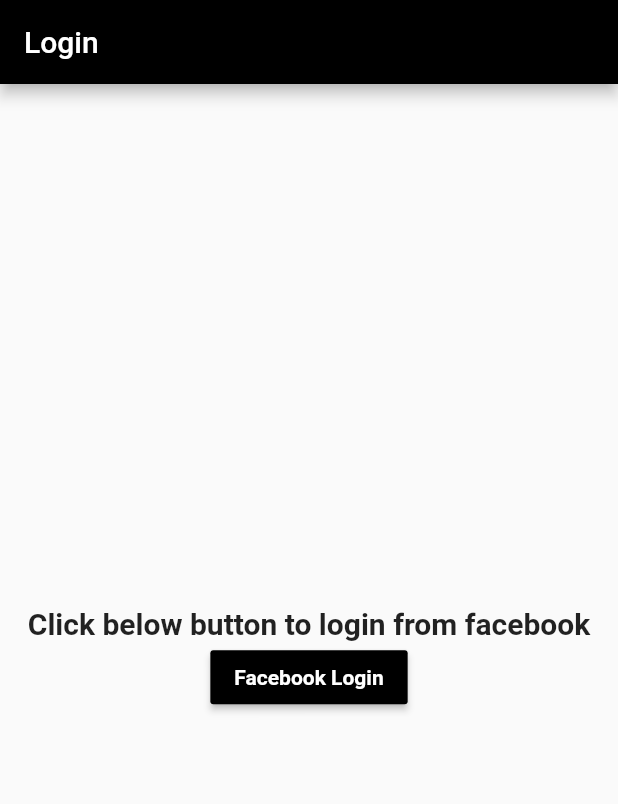
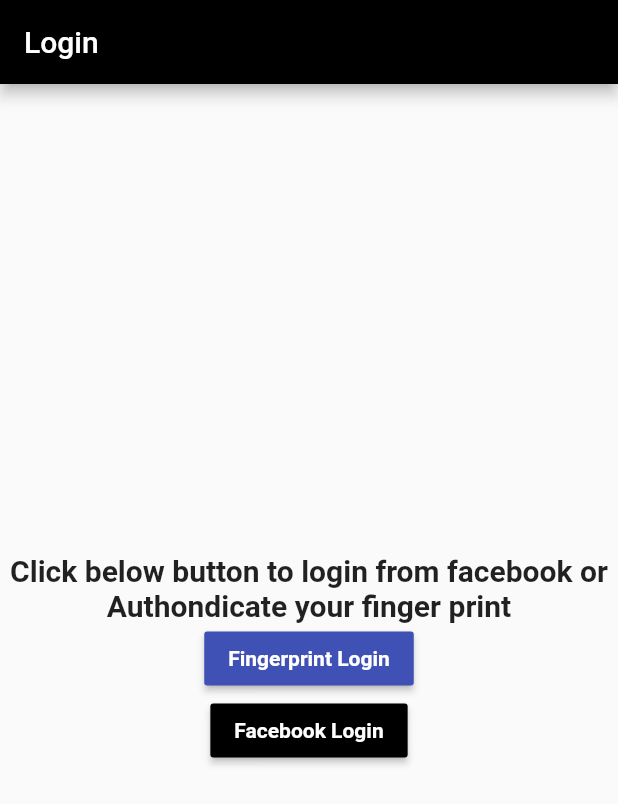
Before and after one commit to vikasp52/LoginExample, a Flutter app: the screen it shows after launch, on a phone screen of 412 x 824 dp. Shown: the top 804 px of the screen. Run offline on Flutter 3.47's test engine with Material 2 defaults, Android fonts, the phone set to English and light mode, and no system bars; our stand-ins replace firebase_auth, firebase_messaging, google_maps_flutter, local_auth, location; missing offline and left inert: flutter_facebook_login; accounts and stored records are empty.

Commit message:
Added the fingerprint login

```diff
--- a/lib/UI/HomePage.dart
+++ b/lib/UI/HomePage.dart
@@ -4,6 +4,8 @@ import 'package:location/location.dart';
 import 'package:flutter/material.dart';
 import 'package:google_maps_flutter/google_maps_flutter.dart';
 import 'package:firebase_messaging/firebase_messaging.dart';
+
+import 'LoginPage.dart';
 
 class MapPage extends StatefulWidget {
   @override
@@ -66,6 +68,7 @@ class MapPageState extends State<MapPage> {
           IconButton(
               icon: Icon(Icons.power_settings_new),
               onPressed: () async {
+                Navigator.pushReplacement(context, MaterialPageRoute(builder: (_)=> MyLoginPage()));
                 await FaceBookSignInUtil.signOutFromFacebook(context);
               }),
         ],
--- a/lib/UI/LoginPage.dart
+++ b/lib/UI/LoginPage.dart
@@ -1,5 +1,10 @@
 import 'package:flutter/material.dart';
 import 'package:flutter_assignment/Util/FaceBookSignInUtil.dart';
+import 'package:local_auth/local_auth.dart';
+import 'package:flutter/services.dart';
+import 'package:local_auth/error_codes.dart' as auth_error;
+
+
 
 import 'HomePage.dart';
 
@@ -17,6 +22,24 @@ class _MyLoginPageState extends State<MyLoginPage> {
 
   bool isLoading = false;
 
+  Future checkFingerprint()async{
+    try {
+      var localAuth = new LocalAuthentication();
+      bool didAuthenticate = await localAuth.authenticateWithBiometrics(
+          localizedReason: 'Please authenticate yourself');
+
+      if(didAuthenticate){
+        Navigator.of(context).pushReplacement(MaterialPageRoute(builder: (_) => MapPage()));
+      }
+      // check didAuthenticate and take action
+    } on PlatformException catch (e) {
+      if (e.code == auth_error.notAvailable) {
+        print("There is some problem in authondication");
+      }
+    }
+
+  }
+
   @override
   Widget build(BuildContext context) {
     return Scaffold(
@@ -31,12 +54,21 @@ class _MyLoginPageState extends State<MyLoginPage> {
           mainAxisAlignment: MainAxisAlignment.center,
           children: <Widget>[
             Text(
-              'Click below button to login from facebook',
+              'Click below button to login from facebook or Authondicate your finger print',
+              textAlign: TextAlign.center,
               style: TextStyle(
                 fontSize: 20.0,
                 fontWeight: FontWeight.bold,
               ),
             ),
+
+            MaterialButton(onPressed: checkFingerprint,
+              color: Colors.indigo,
+              child: Text("Fingerprint Login", style: TextStyle(
+                  color: Colors.white,
+                  fontWeight:FontWeight.bold
+              ),),),
+
             MaterialButton(
                 color: Colors.black,
                 child: Text("Facebook Login", style: TextStyle(
--- a/pubspec.yaml
+++ b/pubspec.yaml
@@ -28,6 +28,7 @@ dependencies:
   location: ^2.3.5
   google_maps_flutter: ^0.5.11+1
   firebase_messaging: ^5.0.1
+  local_auth: ^0.4.0+1
 
 dev_dependencies:
   flutter_test:
```
Also changed, not shown: pubspec.lock, 1 other file.
